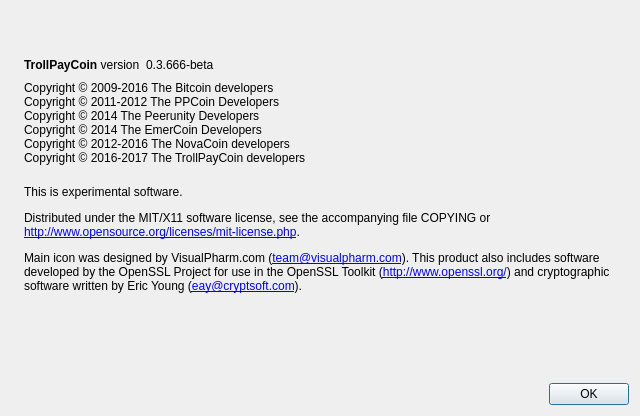
Old version of the form src/qt/forms/aboutdialog.ui in the repository EpyxZ/TrollPayCoin.
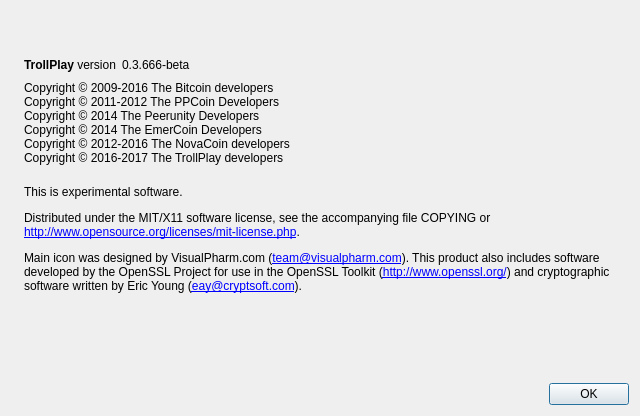
New version of the form. Icons and pictures are not drawn.

The edit to the form file:
```diff
--- a/src/qt/forms/aboutdialog.ui
+++ b/src/qt/forms/aboutdialog.ui
@@ -53,7 +53,7 @@
           <cursorShape>IBeamCursor</cursorShape>
          </property>
          <property name="text">
-          <string>&lt;b&gt;TrollPayCoin&lt;/b&gt; version</string>
+          <string>&lt;b&gt;TrollPlay&lt;/b&gt; version</string>
          </property>
          <property name="textInteractionFlags">
           <set>Qt::LinksAccessibleByMouse|Qt::TextSelectableByKeyboard|Qt::TextSelectableByMouse</set>
@@ -99,7 +99,7 @@
 Copyright © 2014 The Peerunity Developers
 Copyright © 2014 The EmerCoin Developers
 Copyright © 2012-2016 The NovaCoin developers
-Copyright © 2016-2017 The TrollPayCoin developers</string>
+Copyright © 2016-2017 The TrollPlay developers</string>
        </property>
        <property name="textInteractionFlags">
         <set>Qt::LinksAccessibleByMouse|Qt::TextSelectableByKeyboard|Qt::TextSelectableByMouse</set>
```
Left out of the diff: 2 changed lines with no effect on the pictures.
